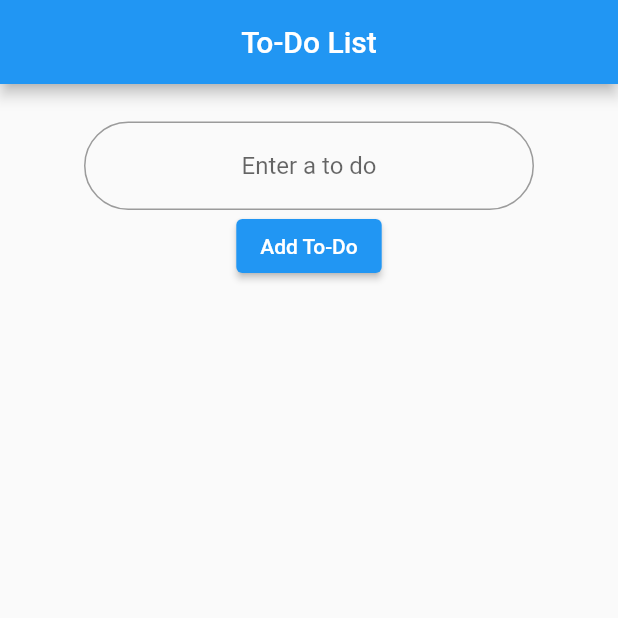
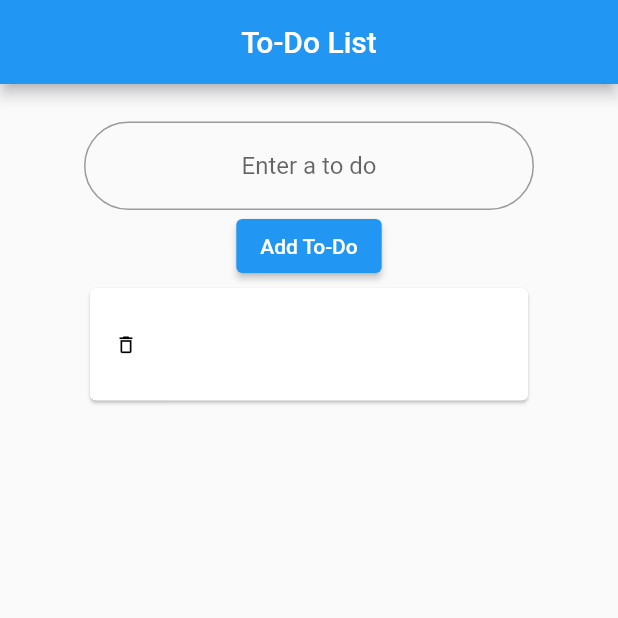
Before and after one commit to stefanomusicman/todo_flutter, a Flutter app: the screen it shows after launch, after a tap on "Add To-Do", on a phone screen of 412 x 824 dp, the top half of it. Run offline on Flutter 3.47's test engine with Material 2 defaults, Android fonts, the phone set to English and light mode, and no system bars.

Commit message:
can now and delete todos

```diff
--- a/lib/main.dart
+++ b/lib/main.dart
@@ -32,7 +32,7 @@ class InputField extends StatefulWidget {
 class _InputFieldState extends State<InputField> {
   TextEditingController textController = TextEditingController();
   String displayText = "";
-  final List<String> toDos = [];
+  List<String> toDos = [];
 
   @override
   Widget build(BuildContext context) {
@@ -64,14 +64,39 @@ class _InputFieldState extends State<InputField> {
                     displayText = textController.text;
                     toDos.add(displayText);
                     textController.clear();
-                    print(toDos);
                   });
                 },
                 child: const Text("Add To-Do"),
               ),
               Column(
                 crossAxisAlignment: CrossAxisAlignment.center,
-                children: <Widget>[for (var todo in toDos) Text(todo)],
+                children: <Widget>[
+                  for (var todo in toDos)
+                    Center(
+                      child: Card(
+                        child: SizedBox(
+                          width: 300,
+                          height: 75,
+                          child: Row(
+                            children: [
+                              Text(todo),
+                              IconButton(
+                                onPressed: () => setState(() {
+                                  toDos.removeWhere(
+                                      (element) => element == todo);
+                                }),
+                                icon: const Icon(
+                                  Icons.delete_outline,
+                                  size: 15.0,
+                                  color: Colors.black,
+                                ),
+                              ),
+                            ],
+                          ),
+                        ),
+                      ),
+                    ),
+                ],
               )
             ],
           ),
```
